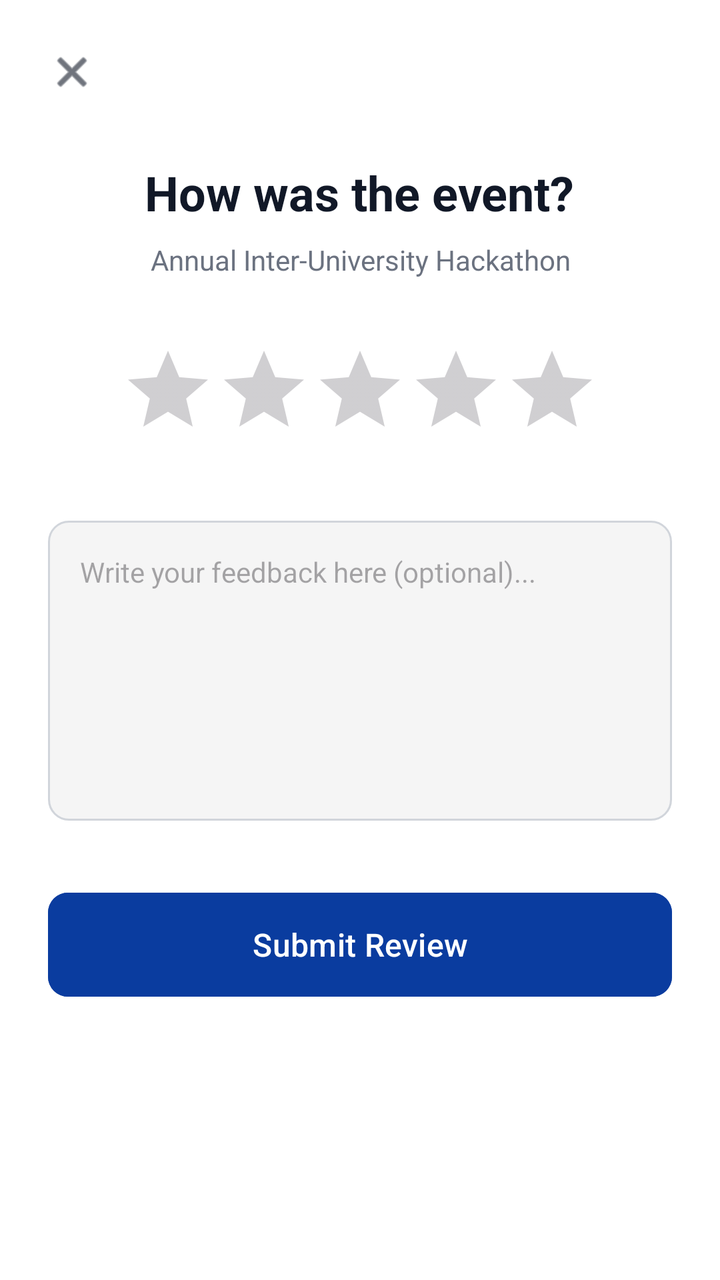
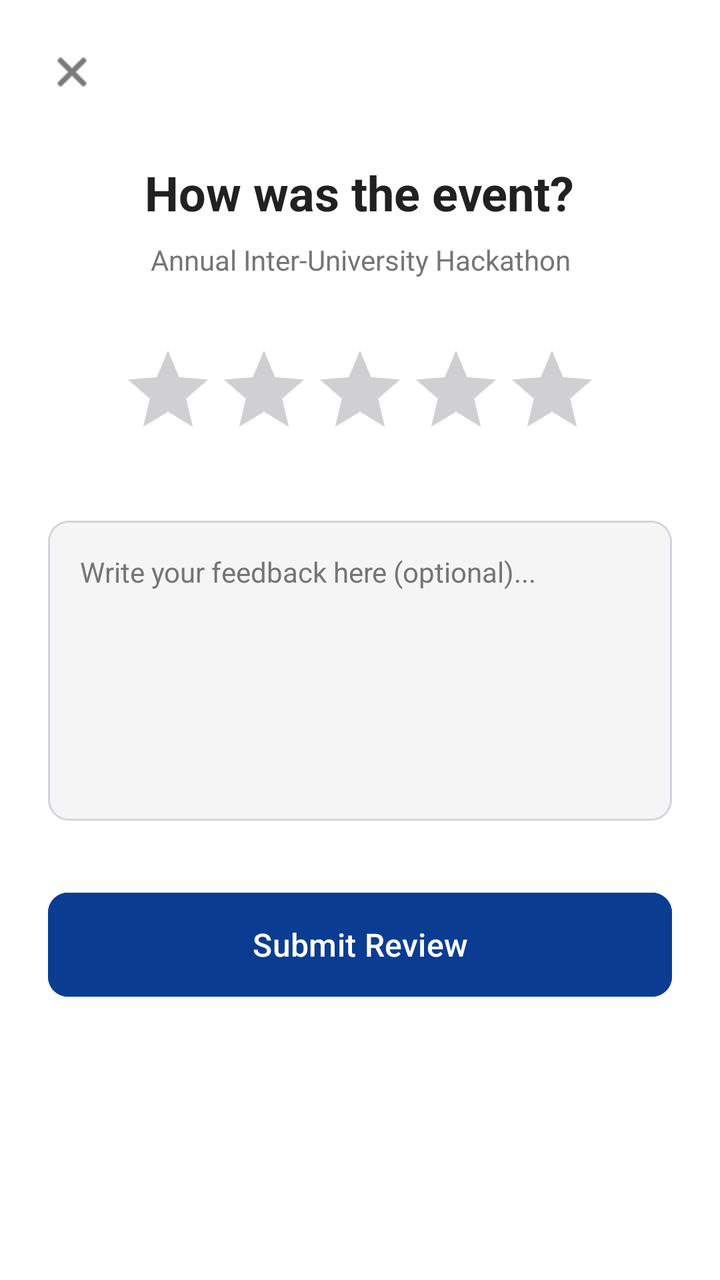

Two renders of the same Android screen: before a commit and after it. Below are the layout's source before the change and the commit's diff.
<!-- AndroidManifest.xml: application theme Theme.CampusConnectProject -->
<!-- res/layout/activity_review.xml -->
<?xml version="1.0" encoding="utf-8"?>
<LinearLayout
    xmlns:android="http://schemas.android.com/apk/res/android"
    xmlns:app="http://schemas.android.com/apk/res-auto"
    android:layout_width="match_parent"
    android:layout_height="match_parent"
    android:orientation="vertical"
    android:background="#FFFFFF"
    android:padding="24dp"
    android:gravity="center_horizontal">

    <ImageView
        android:id="@+id/btnCloseReview"
        android:layout_width="24dp"
        android:layout_height="24dp"
        android:src="@android:drawable/ic_menu_close_clear_cancel"
        app:tint="#111827"
        android:layout_gravity="start"
        android:layout_marginBottom="32dp"/>

    <TextView
        android:layout_width="wrap_content"
        android:layout_height="wrap_content"
        android:text="How was the event?"
        android:textColor="#111827"
        android:textSize="24sp"
        android:textStyle="bold"
        android:layout_marginBottom="8dp"/>

    <TextView
        android:id="@+id/tvReviewEventName"
        android:layout_width="wrap_content"
        android:layout_height="wrap_content"
        android:text="Annual Inter-University Hackathon"
        android:textColor="#6B7280"
        android:textSize="14sp"
        android:textAlignment="center"
        android:layout_marginBottom="32dp"/>

    
    <RatingBar
        android:id="@+id/ratingBar"
        android:layout_width="wrap_content"
        android:layout_height="wrap_content"
        android:numStars="5"
        android:stepSize="1.0"
        android:progressTint="#FF8A00"
        android:layout_marginBottom="32dp"/>

    
    <EditText
        android:id="@+id/etReviewText"
        android:layout_width="match_parent"
        android:layout_height="150dp"
        android:background="@drawable/bg_input_rounded"
        android:gravity="top|start"
        android:hint="Write your feedback here (optional)..."
        android:padding="16dp"
        android:textSize="14sp"
        android:layout_marginBottom="32dp"/>

    <Button
        android:id="@+id/btnSubmitReview"
        android:layout_width="match_parent"
        android:layout_height="60dp"
        android:backgroundTint="#0A3C9F"
        android:text="Submit Review"
        android:textAllCaps="false"
        android:textColor="#FFFFFF"
        android:textSize="16sp"
        app:cornerRadius="10dp" />

</LinearLayout>
<!-- resources referenced by this layout -->
<resources>
  <!-- drawable bg_input_rounded (drawable) -->
  <?xml version="1.0" encoding="utf-8"?>
  <shape xmlns:android="http://schemas.android.com/apk/res/android" android:shape="rectangle">
      <solid android:color="@color/bg_input" />
      <stroke android:width="1dp" android:color="#D1D5DB" />
      <corners android:radius="10dp" />
  </shape>
  <style name="Theme.CampusConnectProject" parent="Base.Theme.CampusConnectProject" />
  <color name="bg_input">#F5F5F5</color>
  <style name="Base.Theme.CampusConnectProject" parent="Theme.Material3.DayNight.NoActionBar">
          
          
      </style>
</resources>

<!-- the commit's change to res/layout/activity_review.xml (unified diff, before → after) -->
@@ -5,16 +5,18 @@
     android:layout_width="match_parent"
     android:layout_height="match_parent"
     android:orientation="vertical"
-    android:background="#FFFFFF"
+    android:background="@color/bg_utama"
     android:padding="24dp"
     android:gravity="center_horizontal">
 
+    
     <ImageView
         android:id="@+id/btnCloseReview"
         android:layout_width="24dp"
         android:layout_height="24dp"
         android:src="@android:drawable/ic_menu_close_clear_cancel"
-        app:tint="#111827"
+        android:contentDescription="@null"
+        app:tint="@color/teks_utama"
         android:layout_gravity="start"
         android:layout_marginBottom="32dp"/>
 
@@ -22,7 +24,7 @@
         android:layout_width="wrap_content"
         android:layout_height="wrap_content"
         android:text="How was the event?"
-        android:textColor="#111827"
+        android:textColor="@color/teks_utama"
         android:textSize="24sp"
         android:textStyle="bold"
         android:layout_marginBottom="8dp"/>
@@ -32,7 +34,7 @@
         android:layout_width="wrap_content"
         android:layout_height="wrap_content"
         android:text="Annual Inter-University Hackathon"
-        android:textColor="#6B7280"
+        android:textColor="@color/teks_sekunder"
         android:textSize="14sp"
         android:textAlignment="center"
         android:layout_marginBottom="32dp"/>
@@ -44,7 +46,7 @@
         android:layout_height="wrap_content"
         android:numStars="5"
         android:stepSize="1.0"
-        android:progressTint="#FF8A00"
+        android:progressTint="@color/warna_aksen"
         android:layout_marginBottom="32dp"/>
 
     
@@ -55,6 +57,8 @@
         android:background="@drawable/bg_input_rounded"
         android:gravity="top|start"
         android:hint="Write your feedback here (optional)..."
+        android:textColor="@color/teks_utama"
+        android:textColorHint="@color/teks_sekunder"
         android:padding="16dp"
         android:textSize="14sp"
         android:layout_marginBottom="32dp"/>
@@ -63,10 +67,10 @@
         android:id="@+id/btnSubmitReview"
         android:layout_width="match_parent"
         android:layout_height="60dp"
-        android:backgroundTint="#0A3C9F"
+        android:backgroundTint="@color/warna_primer"
         android:text="Submit Review"
         android:textAllCaps="false"
-        android:textColor="#FFFFFF"
+        android:textColor="@color/white"
         android:textSize="16sp"
         app:cornerRadius="10dp" />
 
<!-- resource entries referenced after the edit -->
@@ -1,5 +1,11 @@
 <!-- resources referenced by this layout -->
 <resources>
+  <color name="bg_utama">#FFFFFF</color>
+  <color name="teks_sekunder">#757575</color>
+  <color name="teks_utama">#212121</color>
+  <color name="warna_aksen">#FF8A00</color>
+  <color name="warna_primer">#0A3D91</color>
+  <color name="white">#FFFFFFFF</color>
   <!-- drawable bg_input_rounded (drawable) -->
   <?xml version="1.0" encoding="utf-8"?>
   <shape xmlns:android="http://schemas.android.com/apk/res/android" android:shape="rectangle">
@@ -10,8 +16,7 @@
   <style name="Theme.CampusConnectProject" parent="Base.Theme.CampusConnectProject" />
   <color name="bg_input">#F5F5F5</color>
   <style name="Base.Theme.CampusConnectProject" parent="Theme.Material3.DayNight.NoActionBar">
-          
-          
+          <item name="android:forceDarkAllowed" tools:targetApi="q">false</item>
       </style>
 </resources>
 
